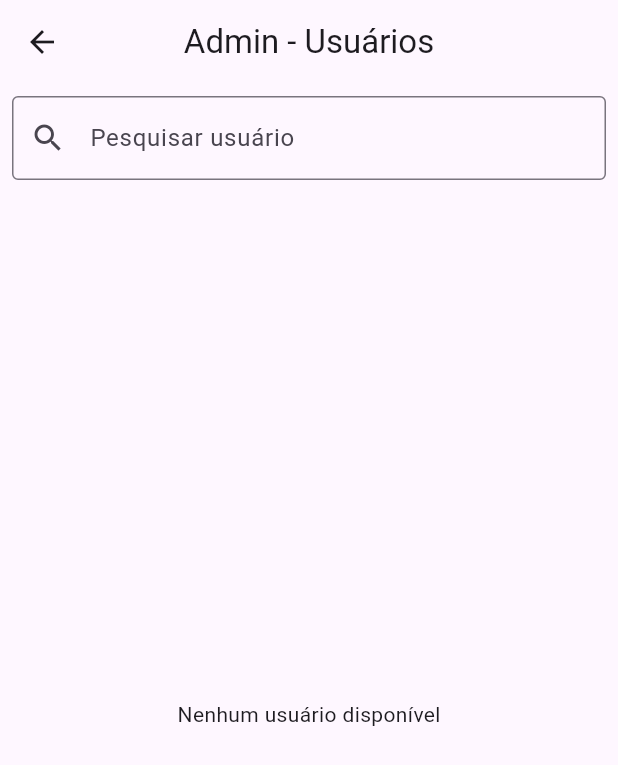
After one commit to murilo813/App-Flutter, a Flutter app: the AdminPage screen opened directly, on a phone screen of 412 x 824 dp. The commit adds this screen. Shown: the top 765 px of the screen. Run offline on Flutter 3.47's test engine with Material 3 defaults, Android fonts, the phone set to English and light mode, and no system bars; our stand-ins replace awesome_notifications, connectivity_plus, device_info_plus, package_info_plus, shared_preferences; missing offline and left inert: android_id, workmanager; accounts and stored records are empty; network calls fail; statements that could not run were skipped.

Commit message:
Passando id do dispositivo e assinatura do app nas requisições, começando a nova aba de admin, mostrando os aniversariantes no topo e com ícone ao seu lado na carteira de clientes

```diff
--- /dev/null
+++ b/lib/admin_page.dart
@@ -0,0 +1,151 @@
+import 'dart:io';
+import 'package:flutter/material.dart';
+import 'package:http/http.dart' as http;
+
+import 'services/sync_service.dart';
+import 'models/user.dart';
+import 'secrets.dart';
+
+class AdminPage extends StatefulWidget {
+  @override
+  _AdminPageState createState() => _AdminPageState();
+}
+
+class _AdminPageState extends State<AdminPage> {
+  late Future<List<User>> usuarios;
+  late List<User> allUsuarios;
+  late List<User> filteredUsuarios;
+  late TextEditingController searchController;
+  bool isSyncing = false;
+  final SyncService syncService = SyncService();
+
+  @override
+  void initState() {
+    super.initState();
+    searchController = TextEditingController();
+    usuarios = Future.value([]);
+    allUsuarios = [];
+    filteredUsuarios = [];
+    checkConnectionAndLoadData();
+  }
+
+  Future<bool> hasInternetConnection() async {
+    try {
+      final response = await http
+          .get(Uri.parse('$backendUrl/ping'))
+          .timeout(const Duration(seconds: 5));
+      return response.statusCode == 200;
+    } catch (_) {
+      return false;
+    }
+  }
+
+  Future<void> checkConnectionAndLoadData() async {
+    final temInternet = await hasInternetConnection();
+
+    Future<void> carregarDadosLocais() async {
+      final localData = await syncService.lerUsersLocal();
+      if (localData != null) {
+        List<User> localUsuarios =
+            (localData['data'] as List).map((j) => User.fromJson(j)).toList();
+        setState(() {
+          usuarios = Future.value(localUsuarios);
+          allUsuarios = localUsuarios;
+          filteredUsuarios = localUsuarios;
+        });
+      }
+    }
+
+    if (!temInternet) {
+      await carregarDadosLocais();
+    } else {
+      setState(() => isSyncing = true);
+      await syncService.syncUsers();
+      await carregarDadosLocais();
+      setState(() => isSyncing = false);
+    }
+  }
+
+  @override
+  void dispose() {
+    searchController.dispose();
+    super.dispose();
+  }
+
+  @override
+  Widget build(BuildContext context) {
+    return Scaffold(
+      appBar: AppBar(title: Text("Admin - Usuários"), centerTitle: true),
+      body: Column(
+        children: [
+          if (isSyncing)
+            Padding(
+              padding: const EdgeInsets.all(8.0),
+              child: Text("Sincronizando...",
+                  style: TextStyle(fontWeight: FontWeight.bold)),
+            ),
+          Padding(
+            padding: const EdgeInsets.all(8.0),
+            child: TextField(
+              controller: searchController,
+              decoration: InputDecoration(
+                labelText: 'Pesquisar usuário',
+                border: OutlineInputBorder(),
+                prefixIcon: Icon(Icons.search),
+              ),
+              onChanged: (q) {
+                setState(() {
+                  filteredUsuarios = allUsuarios
+                      .where((u) =>
+                          u.usuario.toLowerCase().contains(q.toLowerCase()))
+                      .toList();
+                });
+              },
+            ),
+          ),
+          Expanded(
+            child: FutureBuilder<List<User>>(
+              future: usuarios,
+              builder: (context, snapshot) {
+                if (snapshot.connectionState == ConnectionState.waiting)
+                  return Center(child: CircularProgressIndicator());
+                if (snapshot.hasError)
+                  return Center(child: Text("Erro: ${snapshot.error}"));
+                if (!snapshot.hasData || snapshot.data!.isEmpty)
+                  return Center(child: Text("Nenhum usuário disponível"));
+
+                final data = filteredUsuarios.isNotEmpty
+                    ? filteredUsuarios
+                    : snapshot.data!;
+
+                return SingleChildScrollView(
+                  scrollDirection: Axis.horizontal,
+                  child: DataTable(
+                    columns: const [
+                      DataColumn(label: Text("id")),
+                      DataColumn(label: Text("emp")),
+                      DataColumn(label: Text("usuario")),
+                      DataColumn(label: Text("id vend.")),
+                      DataColumn(label: Text("novo disp.")),
+                      DataColumn(label: Text("tipo")),
+                    ],
+                    rows: data
+                        .map((u) => DataRow(cells: [
+                              DataCell(Text(u.id.toString())),
+                              DataCell(Text(u.id_empresa.toString())),
+                              DataCell(Text(u.usuario)),
+                              DataCell(Text(u.id_vendedor.toString())),
+                              DataCell(Text(u.registrar_novo_disp.toString())),
+                              DataCell(Text(u.tipo_usuario)),
+                            ]))
+                        .toList(),
+                  ),
+                );
+              },
+            ),
+          ),
+        ],
+      ),
+    );
+  }
+}
--- a/lib/background/background_task.dart
+++ b/lib/background/background_task.dart
@@ -5,7 +5,7 @@ import 'package:awesome_notifications/awesome_notifications.dart';
 import '../services/sync_service.dart';
 import '../services/anniversary.dart';
 import '../secrets.dart';
-import '../local_log.dart';
+import 'local_log.dart';
 import 'pendents.dart';
 
 const tarefaSync = "sync_estoque";
--- /dev/null
+++ b/lib/models/user.dart
@@ -0,0 +1,42 @@
+import 'package:intl/intl.dart';
+
+class User {
+  final int id;
+  final int id_empresa;
+  final String usuario;
+  final int id_vendedor;
+  final int registrar_novo_disp;
+  final String tipo_usuario;
+
+  User({
+    required this.id,
+    required this.id_empresa,
+    required this.usuario,
+    required this.id_vendedor,
+    required this.registrar_novo_disp,
+    required this.tipo_usuario,
+  });
+
+  // como eu tenho certeza do tipo que os valores vem da api, eu nao trato outros tipos de dados ou faço conversoes
+  factory User.fromJson(Map<String, dynamic> json) {
+    return User(
+      id: json['id'],
+      id_empresa: json['id_empresa'],
+      usuario: json['nome'],
+      id_vendedor: json['id_vendedor'],
+      registrar_novo_disp: json ['registrar_novo_disp'],
+      tipo_usuario: json ['tipo_usuario'],
+    );
+  }
+
+  Map<String, dynamic> toJson() {
+    return {
+      'id': id,
+      'id_empresa': id_empresa,
+      'nome': usuario,
+      'id_vendedor': id_vendedor,
+      'registrar_novo_disp': registrar_novo_disp,
+      'tipo_usuario': tipo_usuario,
+    };
+  }
+}
--- a/lib/services/anniversary.dart
+++ b/lib/services/anniversary.dart
@@ -6,8 +6,8 @@ import 'package:awesome_notifications/awesome_notifications.dart';
 import 'package:path_provider/path_provider.dart';
 import 'package:shared_preferences/shared_preferences.dart';
 
-import '../models/clientes.dart';
-import '../local_log.dart';
+import '../models/client.dart';
+import '../background/local_log.dart';
 
 class AnniversaryService {
   static Future<void> checkAndNotify() async {
--- /dev/null
+++ b/lib/services/http_client.dart
@@ -0,0 +1,24 @@
+import 'dart:convert';
+import 'package:http/http.dart' as http;
+import 'auth_headers.dart';
+import '../secrets.dart';
+
+class HttpClient {
+  final String baseUrl;
+
+  HttpClient({this.baseUrl = backendUrl});
+
+  Future<http.Response> get(String endpoint) async {
+    final headers = await AuthHeaders.getHeaders();
+    final url = '$baseUrl$endpoint';
+    return http.get(Uri.parse(url), headers: headers);
+  }
+
+  Future<http.Response> post(String endpoint, Map<String, dynamic> body) async {
+    final headers = await AuthHeaders.getHeaders();
+    final url = '$baseUrl$endpoint';
+    return http.post(Uri.parse(url), headers: headers, body: json.encode(body));
+  }
+
+  // Se precisar, add PUT, DELETE, PATCH do mesmo jeito
+}
--- a/pubspec.yaml
+++ b/pubspec.yaml
@@ -3,7 +3,7 @@ description: "A new Flutter project."
 
 publish_to: 'none'
 
-version: 2.1.0+6
+version: 3.1.0+7
 
 environment:
   sdk: ^3.7.2
```
Also changed, not shown: lib/background/pendents.dart (+7 -14 lines), lib/clients_page.dart (renamed from lib/carteira.dart, +12 -10 lines), lib/home_page.dart (+13 -7 lines), lib/login.screen.dart (+27 -43 lines), lib/main.dart (+38 -10 lines), lib/services/auth_headers.dart (added, +43 -0 lines), lib/services/sync_service.dart (+65 -15 lines), lib/store_page.dart (+8 -6 lines), assets/icons/adminicon.png (added), assets/icons/usericon.png (added), lib/background/local_log.dart (renamed from lib/local_log.dart), lib/models/client.dart (renamed from lib/models/clientes.dart), 2 other files.
